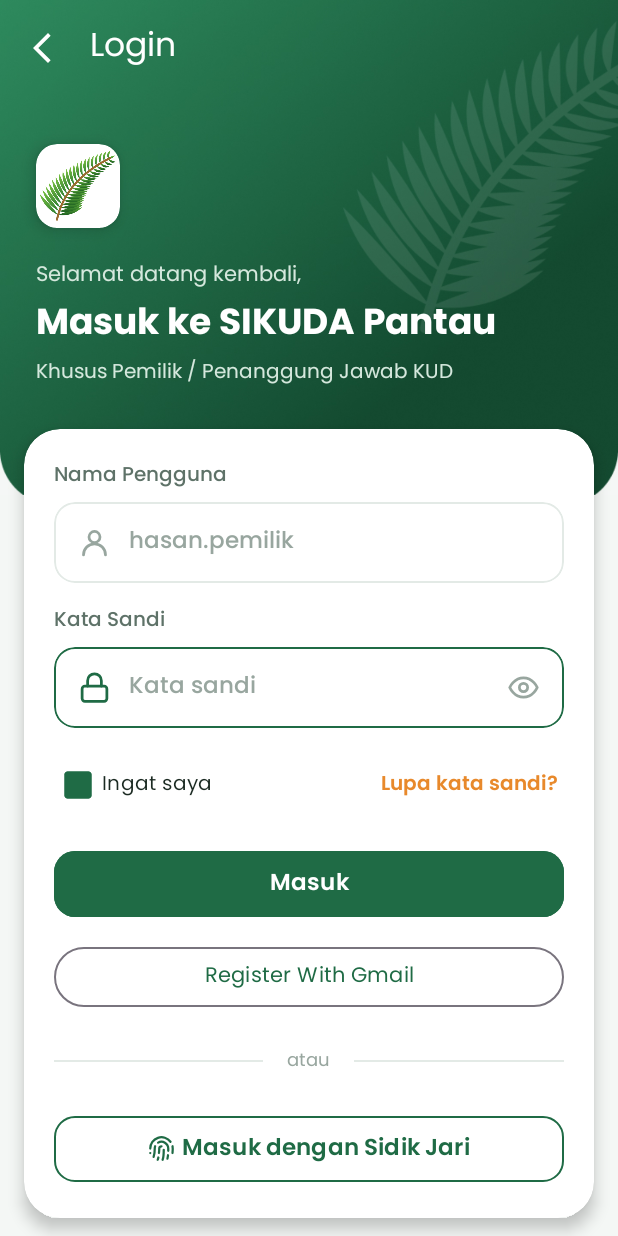
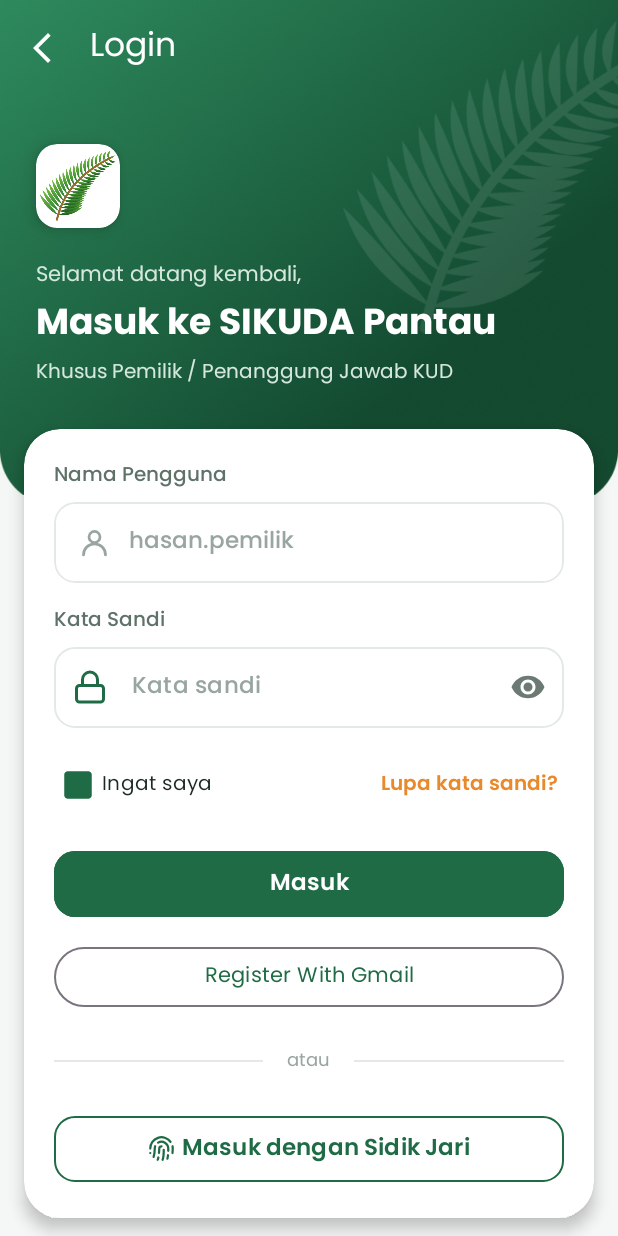
Before and after one commit to ayu230206/Snack_Chocolatos, an Android app: the screen it shows after launch (AuthActivity), after a tap on "Lewati", on a phone screen of 412 x 824 dp. Run offline under Robolectric (Android 15) with nearby library versions, the phone set to English and light mode, and no system bars; 1 statement that could not run was skipped.

Commit message:
Pertemuan 11: Onboard Screen dengan ViewPager2 + DotsIndicator dan lihat/sembunyikan kata sandi
- Tambah dependency com.tbuonomo:dotsindicator:5.1.0
- Tambah Onboarding1/2/3Fragment di package sikuda/onboarding (Kas, Anggota & Simpanan, Laporan & Notifikasi)
- Tambah OnboardingFragmentAdapter (FragmentStateAdapter) berisi list fragment
- OnboardingActivity memakai ViewPager2 + DotsIndicator (attachTo), menggantikan titik statis
- Tombol Lanjut menggeser halaman, di halaman terakhir menjadi Mulai Sekarang; Lewati langsung ke Login
- Profil "Bantuan & Panduan" membuka onboarding sebagai panduan aplikasi
- Tambah ilustrasi img_onboarding_2 dan img_onboarding_3 dengan gaya yang sama seperti Figma
- Kolom Kata Sandi di Login diganti menjadi TextInputLayout OutlinedBox + TextInputEditText
- app:endIconMode="password_toggle" agar ikon mata bisa menampilkan/menyembunyikan sandi
- app:startIconDrawable ikon gembok, garis kotak hijau saat fokus lewat selector stroke_input_sandi
- Registrasi: ganti passwordToggleEnabled (deprecated) menjadi endIconMode="password_toggle"

```diff
--- a/app/build.gradle.kts
+++ b/app/build.gradle.kts
@@ -45,6 +45,7 @@ dependencies {
     annotationProcessor ("com.github.bumptech.glide:compiler:4.16.0")
     implementation("androidx.gridlayout:gridlayout:1.0.0")
     implementation("androidx.recyclerview:recyclerview:1.3.2")
+    implementation("com.tbuonomo:dotsindicator:5.1.0")
     testImplementation(libs.junit)
     androidTestImplementation(libs.androidx.espresso.core)
     androidTestImplementation(libs.androidx.junit)
--- a/app/src/main/java/com/example/anh_chocolatos/profil/ProfilFragment.kt
+++ b/app/src/main/java/com/example/anh_chocolatos/profil/ProfilFragment.kt
@@ -12,6 +12,7 @@ import androidx.fragment.app.Fragment
 import com.example.anh_chocolatos.AuthActivity
 import com.example.anh_chocolatos.databinding.FragmentProfilBinding
 import com.example.anh_chocolatos.sikuda.DeveloperActivity
+import com.example.anh_chocolatos.sikuda.OnboardingActivity
 import com.google.android.material.dialog.MaterialAlertDialogBuilder
 import com.google.android.material.snackbar.Snackbar
 
@@ -67,8 +68,11 @@ class ProfilFragment : Fragment() {
         binding.rowUbahSandi.setOnClickListener {
             Snackbar.make(binding.root, "Fitur ubah kata sandi segera hadir", Snackbar.LENGTH_SHORT).show()
         }
+        // Pertemuan 11: Bantuan & Panduan membuka halaman onboarding (panduan aplikasi)
         binding.rowBantuan.setOnClickListener {
-            Snackbar.make(binding.root, "Bantuan & panduan segera hadir", Snackbar.LENGTH_SHORT).show()
+            val intent = Intent(requireContext(), OnboardingActivity::class.java)
+            intent.putExtra(OnboardingActivity.EXTRA_DARI_PROFIL, true)
+            startActivity(intent)
         }
         binding.rowDeveloper.setOnClickListener {
             val intent = Intent(requireContext(), DeveloperActivity::class.java)
--- a/app/src/main/java/com/example/anh_chocolatos/sikuda/OnboardingActivity.kt
+++ b/app/src/main/java/com/example/anh_chocolatos/sikuda/OnboardingActivity.kt
@@ -8,13 +8,25 @@ import androidx.appcompat.app.AppCompatActivity
 import androidx.core.view.ViewCompat
 import androidx.core.view.WindowCompat
 import androidx.core.view.WindowInsetsCompat
+import androidx.viewpager2.widget.ViewPager2
 import com.example.anh_chocolatos.AuthActivity
 import com.example.anh_chocolatos.R
 import com.example.anh_chocolatos.databinding.ActivityOnboardingBinding
+import com.example.anh_chocolatos.sikuda.onboarding.Onboarding1Fragment
+import com.example.anh_chocolatos.sikuda.onboarding.Onboarding2Fragment
+import com.example.anh_chocolatos.sikuda.onboarding.Onboarding3Fragment
+import com.example.anh_chocolatos.sikuda.onboarding.OnboardingFragmentAdapter
 
 class OnboardingActivity : AppCompatActivity() {
 
     private lateinit var binding: ActivityOnboardingBinding
+
+    // true jika dibuka dari Profil -> "Bantuan & Panduan" (bukan saat pertama buka aplikasi)
+    private var dariProfil = false
+
+    companion object {
+        const val EXTRA_DARI_PROFIL = "extra_dari_profil"
+    }
 
     override fun onCreate(savedInstanceState: Bundle?) {
         super.onCreate(savedInstanceState)
@@ -39,20 +51,54 @@ class OnboardingActivity : AppCompatActivity() {
             setHomeAsUpIndicator(R.drawable.ic_arrow_back_dark)
         }
 
+        dariProfil = intent.getBooleanExtra(EXTRA_DARI_PROFIL, false)
+
+        // Setup ViewPager dengan adapter
+        val fragmentsList = listOf(Onboarding1Fragment(), Onboarding2Fragment(), Onboarding3Fragment())
+        val adapter = OnboardingFragmentAdapter(this, fragmentsList)
+        binding.onboardingViewPager.adapter = adapter
+
+        // Hubungkan DotsIndicator dengan ViewPager2
+        binding.dotIndicator.attachTo(binding.onboardingViewPager)
+
+        // Teks tombol berubah di halaman terakhir
+        binding.onboardingViewPager.registerOnPageChangeCallback(object : ViewPager2.OnPageChangeCallback() {
+            override fun onPageSelected(position: Int) {
+                if (position == fragmentsList.lastIndex) {
+                    binding.btnLanjut.text = if (dariProfil) "Selesai" else "Mulai Sekarang"
+                } else {
+                    binding.btnLanjut.text = "Lanjut"
+                }
+            }
+        })
+
         // Kunjungi Website → WebView
         binding.btnWebsite.setOnClickListener {
             val intent = Intent(this, WebViewActivity::class.java)
             startActivity(intent)
         }
 
-        // Lanjut → AuthActivity
+        // Lanjut → geser ke halaman berikutnya, di halaman terakhir → selesai
         binding.btnLanjut.setOnClickListener {
-            val intent = Intent(this, AuthActivity::class.java)
-            startActivity(intent)
+            val posisi = binding.onboardingViewPager.currentItem
+            if (posisi < fragmentsList.lastIndex) {
+                binding.onboardingViewPager.currentItem = posisi + 1
+            } else {
+                selesaiOnboarding()
+            }
         }
 
-        // Lewati → AuthActivity
+        // Lewati → langsung selesai
         binding.textLewati.setOnClickListener {
+            selesaiOnboarding()
+        }
+    }
+
+    // Dari Profil: kembali ke Profil. Saat pertama buka aplikasi: ke halaman Login
+    private fun selesaiOnboarding() {
+        if (dariProfil) {
+            finish()
+        } else {
             val intent = Intent(this, AuthActivity::class.java)
             startActivity(intent)
         }
--- /dev/null
+++ b/app/src/main/java/com/example/anh_chocolatos/sikuda/onboarding/Onboarding1Fragment.kt
@@ -0,0 +1,28 @@
+package com.example.anh_chocolatos.sikuda.onboarding
+
+import android.os.Bundle
+import android.view.LayoutInflater
+import android.view.View
+import android.view.ViewGroup
+import androidx.fragment.app.Fragment
+import com.example.anh_chocolatos.databinding.FragmentOnboarding1Binding
+
+// Halaman onboarding ke-1 (ilustrasi, judul & deskripsi diatur di fragment_onboarding_1.xml)
+class Onboarding1Fragment : Fragment() {
+
+    private var _binding: FragmentOnboarding1Binding? = null
+    private val binding get() = _binding!!
+
+    override fun onCreateView(
+        inflater: LayoutInflater, container: ViewGroup?,
+        savedInstanceState: Bundle?
+    ): View {
+        _binding = FragmentOnboarding1Binding.inflate(inflater, container, false)
+        return binding.root
+    }
+
+    override fun onDestroyView() {
+        super.onDestroyView()
+        _binding = null
+    }
+}
--- /dev/null
+++ b/app/src/main/java/com/example/anh_chocolatos/sikuda/onboarding/OnboardingFragmentAdapter.kt
@@ -0,0 +1,20 @@
+package com.example.anh_chocolatos.sikuda.onboarding
+
+import androidx.fragment.app.Fragment
+import androidx.viewpager2.adapter.FragmentStateAdapter
+import com.example.anh_chocolatos.sikuda.OnboardingActivity
+
+// Adapter ViewPager2 untuk halaman onboarding (seperti TutorialFragmentAdapter di materi)
+class OnboardingFragmentAdapter(
+    activity: OnboardingActivity,
+    private val fragments: List<Fragment>
+) : FragmentStateAdapter(activity) {
+
+    override fun getItemCount(): Int {
+        return fragments.size
+    }
+
+    override fun createFragment(position: Int): Fragment {
+        return fragments[position]
+    }
+}
--- /dev/null
+++ b/app/src/main/res/color/stroke_input_sandi.xml
@@ -0,0 +1,6 @@
+<?xml version="1.0" encoding="utf-8"?>
+<!-- Garis kotak Kata Sandi: hijau saat diketik (fokus), abu muda saat tidak -->
+<selector xmlns:android="http://schemas.android.com/apk/res/android">
+    <item android:color="@color/sikuda_primary" android:state_focused="true" />
+    <item android:color="@color/sikuda_garis" />
+</selector>
--- a/app/src/main/res/layout/activity_auth.xml
+++ b/app/src/main/res/layout/activity_auth.xml
@@ -166,50 +166,39 @@
                         android:textSize="13sp"
                         android:fontFamily="@font/poppins_medium" />
 
-                    <com.google.android.material.card.MaterialCardView
+                    <!-- Pertemuan 10 (Widget Lainnya): TextInputLayout + endIconMode password_toggle -->
+                    <com.google.android.material.textfield.TextInputLayout
+                        android:id="@+id/layoutPassword"
+                        style="@style/Widget.MaterialComponents.TextInputLayout.OutlinedBox"
                         android:layout_width="match_parent"
-                        android:layout_height="54dp"
+                        android:layout_height="wrap_content"
                         android:layout_marginTop="6dp"
-                        app:cardBackgroundColor="@color/sikuda_putih"
-                        app:cardCornerRadius="14dp"
-                        app:cardElevation="0dp"
-                        app:strokeColor="@color/sikuda_primary"
-                        app:strokeWidth="1.5dp">
+                        app:boxBackgroundColor="@color/sikuda_putih"
+                        app:boxCornerRadiusBottomEnd="14dp"
+                        app:boxCornerRadiusBottomStart="14dp"
+                        app:boxCornerRadiusTopEnd="14dp"
+                        app:boxCornerRadiusTopStart="14dp"
+                        app:boxStrokeColor="@color/stroke_input_sandi"
+                        app:boxStrokeWidth="1dp"
+                        app:boxStrokeWidthFocused="1.5dp"
+                        app:endIconMode="password_toggle"
+                        app:endIconTint="@color/sikuda_abu"
+                        app:hintEnabled="false"
+                        app:startIconDrawable="@drawable/ic_lock"
+                        app:startIconTint="@color/sikuda_primary">
 
-                        <LinearLayout
+                        <com.google.android.material.textfield.TextInputEditText
+                            android:id="@+id/inputPassword"
                             android:layout_width="match_parent"
-                            android:layout_height="match_parent"
-                            android:gravity="center_vertical"
-                            android:orientation="horizontal"
-                            android:paddingHorizontal="16dp">
-
-                            <ImageView
-                                android:layout_width="22dp"
-                                android:layout_height="22dp"
-                                android:src="@drawable/ic_lock"
-                                android:contentDescription="Ikon kunci" />
-
-                            <EditText
-                                android:id="@+id/inputPassword"
-                                android:layout_width="0dp"
-                                android:layout_height="match_parent"
-                                android:layout_weight="1"
-                                android:layout_marginStart="12dp"
-                                android:background="@null"
-                                android:hint="Kata sandi"
-                                android:inputType="textPassword"
-                                android:textColor="@color/sikuda_teks"
-                                android:textColorHint="@color/sikuda_abu_muda"
-                                android:textSize="15sp"
-                                android:fontFamily="@font/poppins_medium" />
-
-                            <ImageView
-                                android:layout_width="22dp"
-                                android:layout_height="22dp"
-                                android:src="@drawable/ic_visibility"
-                                android:contentDescription="Lihat sandi" />
-                        </LinearLayout>
-                    </com.google.android.material.card.MaterialCardView>
+                            android:layout_height="54dp"
+                            android:fontFamily="@font/poppins_medium"
+                            android:hint="Kata sandi"
+                            android:inputType="textPassword"
+                            android:paddingVertical="0dp"
+                            android:textColor="@color/sikuda_teks"
+                            android:textColorHint="@color/sikuda_abu_muda"
+                            android:textSize="15sp" />
+                    </com.google.android.material.textfield.TextInputLayout>
 
                     <!-- Ingat saya & Lupa kata sandi -->
                     <LinearLayout
--- a/app/src/main/res/layout/activity_registrasi.xml
+++ b/app/src/main/res/layout/activity_registrasi.xml
@@ -63,7 +63,7 @@
             android:layout_height="wrap_content"
             android:layout_marginTop="12dp"
             android:hint="Password"
-            app:passwordToggleEnabled="true"
+            app:endIconMode="password_toggle"
             xmlns:app="http://schemas.android.com/apk/res-auto">
 
             <com.google.android.material.textfield.TextInputEditText
--- a/app/src/main/res/values/strings.xml
+++ b/app/src/main/res/values/strings.xml
@@ -13,6 +13,10 @@
     <string name="versi">Versi 1.0.0</string>
     <string name="onboarding_judul">Pantau Kas Koperasi\nKapan Saja, Di Mana Saja</string>
     <string name="onboarding_desc">Lihat saldo kas, simpanan anggota, dan penjualan TBS KUD Lubuk Karya secara real-time langsung dari HP Anda.</string>
+    <string name="onboarding_judul_2">Kelola Data Anggota\n&amp; Simpanan dengan Mudah</string>
+    <string name="onboarding_desc_2">Cari anggota lewat nama atau NIK, lalu lihat simpanan, penjualan TBS, dan pembelian setiap anggota dalam satu halaman.</string>
+    <string name="onboarding_judul_3">Laporan &amp; Notifikasi\nSelalu Terkini</string>
+    <string name="onboarding_desc_3">Pantau laporan per bulan, per tahun, atau rentang tanggal, dan dapatkan notifikasi transaksi, harga TBS, serta anggota.</string>
 
     <!-- Profil Developer -->
     <string name="dev_nama">Ayu Nur Habibah</string>
```
Also changed, not shown: app/src/main/java/com/example/anh_chocolatos/sikuda/onboarding/Onboarding2Fragment.kt (added, +28 -0 lines), app/src/main/java/com/example/anh_chocolatos/sikuda/onboarding/Onboarding3Fragment.kt (added, +28 -0 lines), app/src/main/res/layout/activity_onboarding.xml (+61 -102 lines), app/src/main/res/layout/fragment_onboarding_1.xml (added, +53 -0 lines), app/src/main/res/layout/fragment_onboarding_2.xml (added, +53 -0 lines), app/src/main/res/layout/fragment_onboarding_3.xml (added, +53 -0 lines), app/src/main/res/drawable/img_onboarding_2.png (added), app/src/main/res/drawable/img_onboarding_3.png (added).
